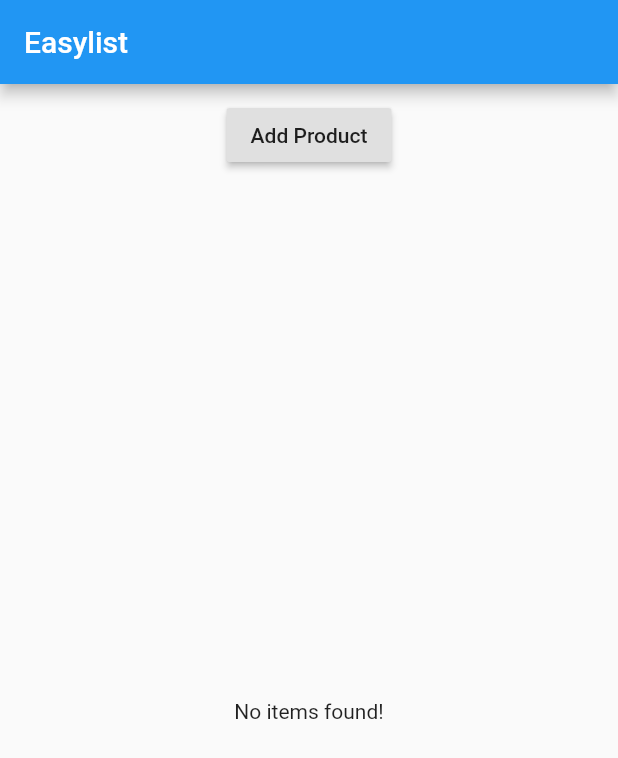
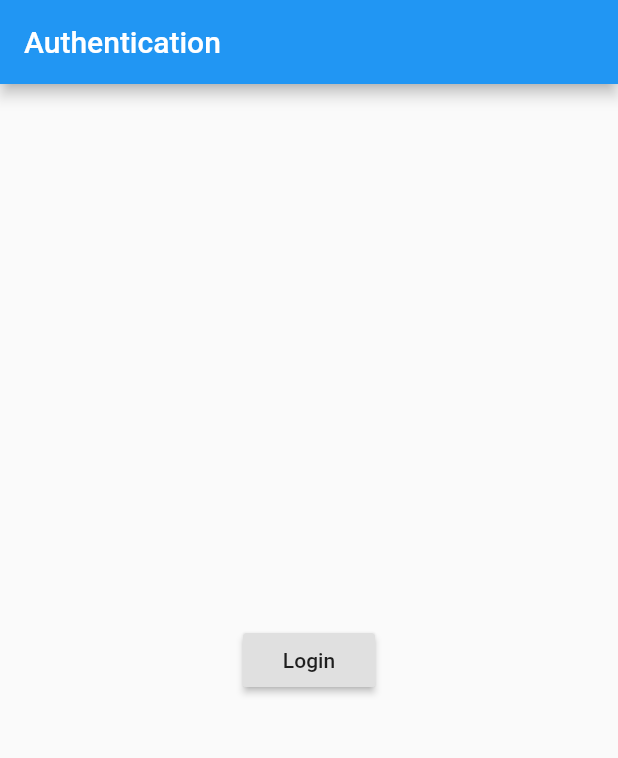
Before and after one commit to petercsakany/easylist, a Flutter app: the screen it shows after launch, on a phone screen of 412 x 824 dp. Shown: the top 758 px of the screen. Run offline on Flutter 3.47's test engine with Material 2 defaults, Android fonts, the phone set to English and light mode, and no system bars.

Commit message:
Basic Login Page - Renamed some files.

```diff
--- a/lib/main.dart
+++ b/lib/main.dart
@@ -1,6 +1,6 @@
 import 'package:flutter/material.dart';
 
-import './pages/home.dart';
+import './pages/auth.dart';
 
 void main() => runApp(MyApp());
 
@@ -12,7 +12,7 @@ class MyApp extends StatelessWidget {
         //primarySwatch: Colors.amber
         //brightness: Brightness.dark
       ),
-      home: HomePage(),
+      home: AuthPage(),
     );
   }
 }
--- /dev/null
+++ b/lib/pages/auth.dart
@@ -0,0 +1,25 @@
+import 'package:flutter/material.dart';
+
+import '../pages/product_list.dart';
+
+class AuthPage extends StatelessWidget {
+  @override
+  Widget build(BuildContext context) {
+    return Scaffold(
+      appBar: AppBar(
+        title: Text('Authentication'),
+      ),
+      body: Center(
+        child: RaisedButton(
+          child: Text('Login'),
+          onPressed: () => {
+                Navigator.pushReplacement(
+                    context,
+                    MaterialPageRoute(
+                        builder: (BuildContext context) => ProductListPage()))
+              },
+        ),
+      ),
+    );
+  }
+}
--- a/lib/pages/product.dart
+++ b/lib/pages/product_detail.dart
@@ -2,11 +2,11 @@ import 'dart:async';
 
 import 'package:flutter/material.dart';
 
-class ProductPage extends StatelessWidget {
+class ProductDetailPage extends StatelessWidget {
   final String title;
   final String imageUrl;
 
-  ProductPage(this.title, this.imageUrl);
+  ProductDetailPage(this.title, this.imageUrl);
 
   @override
   Widget build(BuildContext context) {
--- a/lib/pages/home.dart
+++ b/lib/pages/product_list.dart
@@ -2,7 +2,7 @@ import 'package:flutter/material.dart';
 
 import '../products_manager.dart';
 
-class HomePage extends StatelessWidget {
+class ProductListPage extends StatelessWidget {
   @override
   Widget build(BuildContext context) {
     return Scaffold(
--- a/lib/products.dart
+++ b/lib/products.dart
@@ -1,6 +1,6 @@
 import 'package:flutter/material.dart';
 
-import './pages/product.dart';
+import './pages/product_detail.dart';
 
 class Products extends StatelessWidget {
   final List<Map<String, String>> products;
@@ -22,7 +22,7 @@ class Products extends StatelessWidget {
                 onPressed: () => Navigator.push<bool>(
                         context,
                         MaterialPageRoute(
-                          builder: (BuildContext context) => ProductPage(
+                          builder: (BuildContext context) => ProductDetailPage(
                                 products[index]['title'],
                                 products[index]['image'],
                               ),
```
